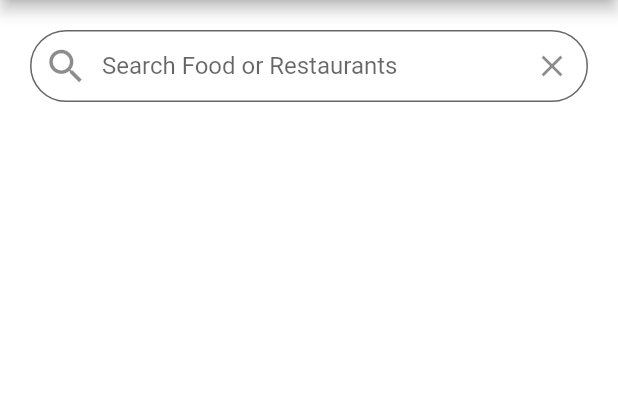
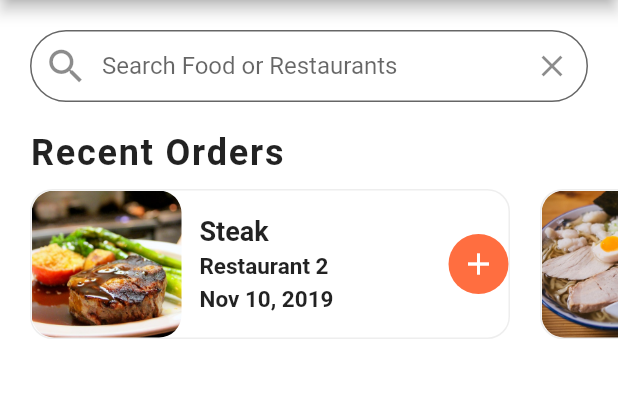
Before and after one commit to TheKetan2/restaurent_ui_flutter, a Flutter app: the screen it shows after launch, on a phone screen of 412 x 824 dp, the part 84-482 px from its top. Run offline on Flutter 3.47's test engine with Material 2 defaults, Android fonts, the phone set to English and light mode, and no system bars.

Commit message:
Recent Orders listview finished

```diff
--- a/lib/screens/home_screen.dart
+++ b/lib/screens/home_screen.dart
@@ -1,4 +1,5 @@
 import "package:flutter/material.dart";
+import 'package:flutter_food_delivery_ui/widgets/recent_orders.dart';
 import '../data/data.dart';
 
 class HomeScreen extends StatefulWidget {
@@ -56,6 +57,7 @@ class _HomeScreenState extends State<HomeScreen> {
                       IconButton(icon: Icon(Icons.clear), onPressed: () {})),
             ),
           ),
+          RecentOrders(),
         ],
       ),
     );
--- /dev/null
+++ b/lib/widgets/recent_orders.dart
@@ -0,0 +1,129 @@
+import 'package:flutter/material.dart';
+import 'package:flutter_food_delivery_ui/data/data.dart';
+import 'package:flutter_food_delivery_ui/models/order.dart';
+
+class RecentOrders extends StatelessWidget {
+  Widget _buildRecentOrder(BuildContext context, Order order) {
+    return Container(
+      margin: EdgeInsets.all(10.0),
+      width: 320.0,
+      decoration: BoxDecoration(
+          color: Colors.white,
+          borderRadius: BorderRadius.circular(15.0),
+          border: Border.all(
+            width: 1.0,
+            color: Colors.grey[200],
+          )),
+      child: Row(
+        mainAxisAlignment: MainAxisAlignment.spaceAround,
+        children: <Widget>[
+          Expanded(
+            child: Row(
+              children: <Widget>[
+                ClipRRect(
+                  borderRadius: BorderRadius.circular(15.0),
+                  child: Image(
+                    height: 100.0,
+                    width: 100.0,
+                    image: AssetImage(order.food.imageUrl),
+                    fit: BoxFit.cover,
+                  ),
+                ),
+                Expanded(
+                  child: Container(
+                    margin: EdgeInsets.all(12.0),
+                    child: Column(
+                      crossAxisAlignment: CrossAxisAlignment.start,
+                      mainAxisAlignment: MainAxisAlignment.center,
+                      children: <Widget>[
+                        Text(
+                          order.food.name,
+                          style: TextStyle(
+                            fontSize: 18.0,
+                            fontWeight: FontWeight.bold,
+                          ),
+                          overflow: TextOverflow.ellipsis,
+                        ),
+                        SizedBox(
+                          height: 4.0,
+                        ),
+                        Text(
+                          order.restaurant.name,
+                          style: TextStyle(
+                            fontSize: 15.0,
+                            fontWeight: FontWeight.w600,
+                          ),
+                          overflow: TextOverflow.ellipsis,
+                        ),
+                        SizedBox(
+                          height: 4.0,
+                        ),
+                        Text(
+                          order.date,
+                          style: TextStyle(
+                            fontSize: 15.0,
+                            fontWeight: FontWeight.w600,
+                          ),
+                          overflow: TextOverflow.ellipsis,
+                        ),
+                      ],
+                    ),
+                  ),
+                ),
+              ],
+            ),
+          ),
+          Container(
+            width: 40,
+            height: 40,
+            decoration: BoxDecoration(
+              borderRadius: BorderRadius.circular(20.0),
+              color: Theme.of(context).primaryColor,
+            ),
+            child: IconButton(
+                icon: Icon(
+                  Icons.add,
+                  color: Colors.white,
+                ),
+                onPressed: () {}),
+          )
+        ],
+      ),
+    );
+  }
+
+  @override
+  Widget build(BuildContext context) {
+    return Column(
+      crossAxisAlignment: CrossAxisAlignment.start,
+      children: <Widget>[
+        Padding(
+          padding: const EdgeInsets.symmetric(horizontal: 20.0),
+          child: Text(
+            "Recent Orders",
+            style: TextStyle(
+              fontSize: 24.0,
+              fontWeight: FontWeight.w600,
+              letterSpacing: 1.2,
+            ),
+          ),
+        ),
+        Container(
+          height: 120.0,
+          // color: Colors.red,
+          margin: EdgeInsets.only(
+            left: 10,
+          ),
+          child: ListView.builder(
+              physics: BouncingScrollPhysics(),
+              scrollDirection: Axis.horizontal,
+              itemCount: currentUser.orders.length,
+              itemBuilder: (BuildContext contex, int index) {
+                Order order = currentUser.orders[index];
+                return _buildRecentOrder(context, order);
+              }),
+        )
+      ],
+    );
+  }
+}
```
